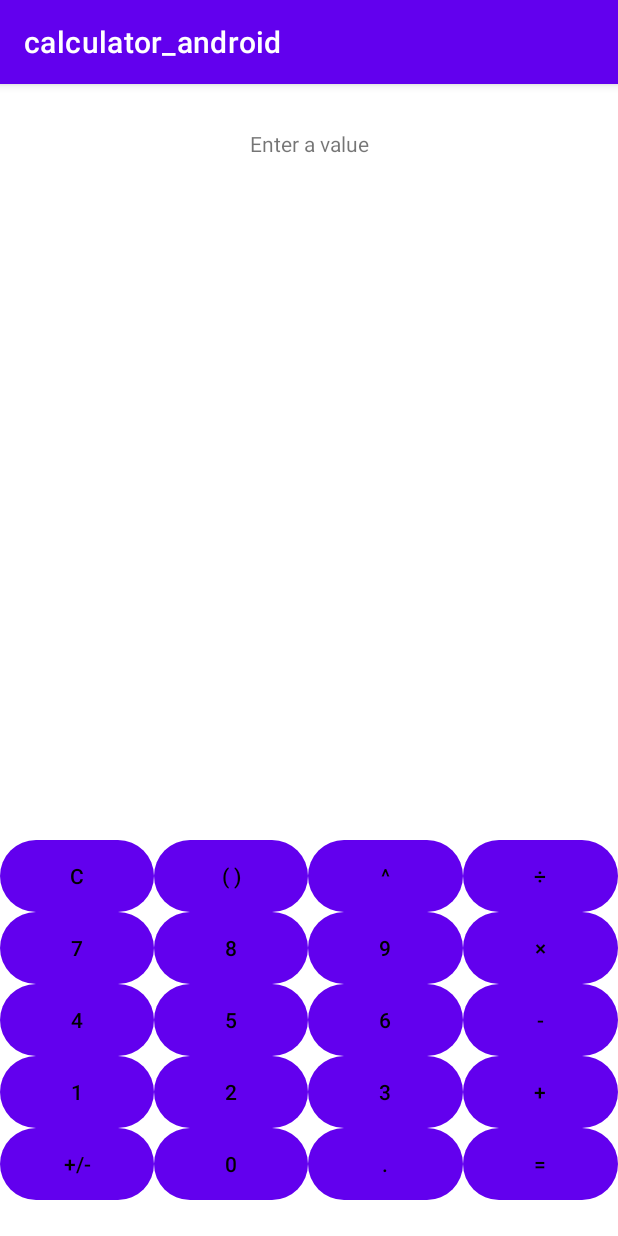
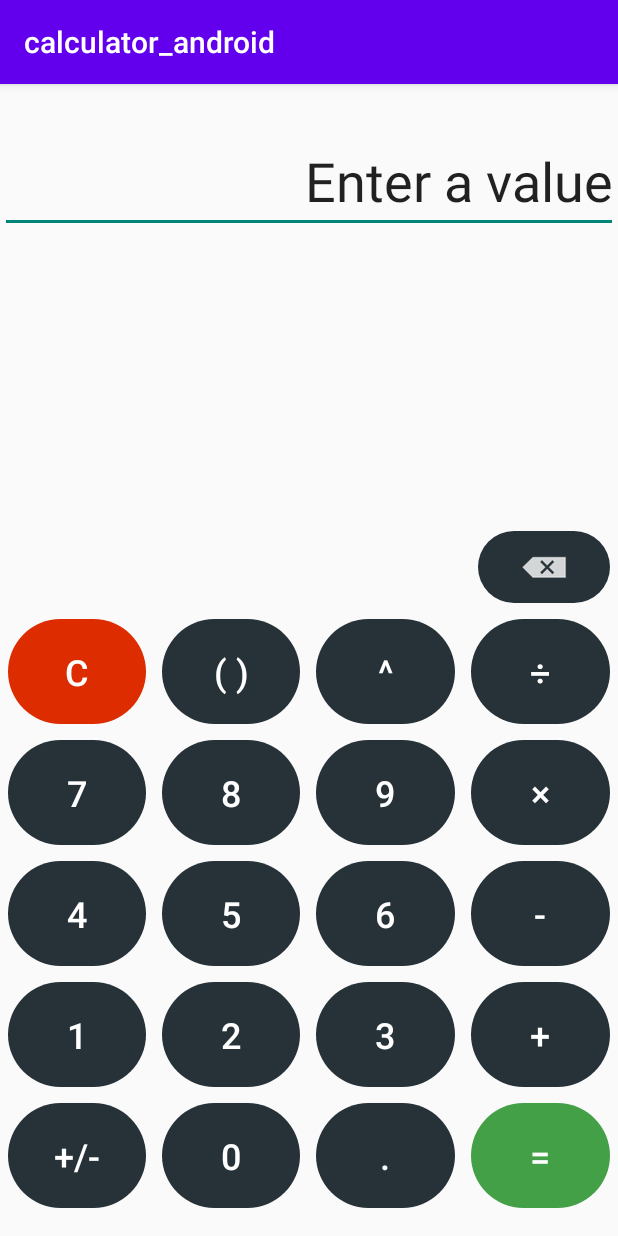
Before and after one commit to shubhamagrawal6/calculator_android, an Android app: the screen it shows after launch (MainActivity), on a phone screen of 412 x 824 dp. Run offline under Robolectric (Android 15) with nearby library versions, the phone set to English and light mode, and no system bars.

Commit message:
buttons and edittext refined

```diff
--- /dev/null
+++ b/app/src/main/res/drawable/backspace.xml
@@ -0,0 +1,9 @@
+<?xml version="1.0" encoding="utf-8"?>
+<selector xmlns:android="http://schemas.android.com/apk/res/android">
+
+    <item
+        android:drawable="@android:drawable/ic_input_delete"
+        android:width="40dp"
+        android:height="40dp" />
+
+</selector>
--- a/app/src/main/res/layout/activity_main.xml
+++ b/app/src/main/res/layout/activity_main.xml
@@ -6,26 +6,34 @@
     android:layout_height="match_parent"
     tools:context=".MainActivity">
 
-    <TextView
+    <EditText
         android:id="@+id/textView"
-        android:layout_width="wrap_content"
+        android:layout_width="0dp"
         android:layout_height="wrap_content"
         android:layout_marginTop="30dp"
+        android:autofillHints="false"
         android:text="@string/display"
         app:layout_constraintEnd_toEndOf="parent"
         app:layout_constraintStart_toStartOf="parent"
-        app:layout_constraintTop_toTopOf="parent" />
+        app:layout_constraintTop_toTopOf="parent"
+        android:inputType="none"
+        android:textSize="36sp"
+        android:textAlignment="textEnd"
+        tools:ignore="LabelsFor" />
 
-    <Button
+    <ImageButton
         android:id="@+id/backspaceBTN"
         style="@style/Widget.AppCompat.Button.Borderless"
         android:layout_width="wrap_content"
         android:layout_height="wrap_content"
-        android:text="@string/backspace"
+        android:background="@drawable/circle"
+        app:srcCompat="@drawable/backspace"
+        android:contentDescription="@string/backspace"
         app:layout_constraintBottom_toTopOf="@+id/tableLayout"
         app:layout_constraintEnd_toEndOf="parent"
         app:layout_constraintHorizontal_bias="1.0"
-        app:layout_constraintStart_toStartOf="parent" />
+        app:layout_constraintStart_toStartOf="parent"
+        android:layout_margin="5dp" />
 
     <TableLayout
         android:id="@+id/tableLayout"
@@ -43,37 +51,50 @@
                 android:id="@+id/clearBTN"
                 style="@style/Widget.AppCompat.Button.Borderless"
                 android:layout_width="0dp"
-                android:layout_height="wrap_content"
+                android:layout_height="70dp"
+                android:layout_margin="5dp"
                 android:layout_weight="1"
+                android:background="@drawable/circle"
                 android:text="@string/clear"
-                android:background="@drawable/circle" />
+                android:textColor="#FFFFFF"
+                android:textSize="24sp"
+                android:backgroundTint="#DD2C00"/>
 
             <Button
                 android:id="@+id/parenthesesBTN"
                 style="@style/Widget.AppCompat.Button.Borderless"
                 android:layout_width="0dp"
-                android:layout_height="wrap_content"
+                android:layout_height="70dp"
+                android:layout_margin="5dp"
                 android:layout_weight="1"
                 android:background="@drawable/circle"
-                android:text="@string/parentheses" />
+                android:text="@string/parentheses"
+                android:textColor="#FFFFFF"
+                android:textSize="24sp" />
 
             <Button
                 android:id="@+id/exponentBTN"
                 style="@style/Widget.AppCompat.Button.Borderless"
                 android:layout_width="0dp"
-                android:layout_height="wrap_content"
+                android:layout_height="70dp"
+                android:layout_margin="5dp"
                 android:layout_weight="1"
                 android:background="@drawable/circle"
-                android:text="@string/exponent" />
+                android:text="@string/exponent"
+                android:textColor="#FFFFFF"
+                android:textSize="24sp" />
 
             <Button
                 android:id="@+id/divideBTN"
                 style="@style/Widget.AppCompat.Button.Borderless"
                 android:layout_width="0dp"
-                android:layout_height="wrap_content"
+                android:layout_height="70dp"
+                android:layout_margin="5dp"
                 android:layout_weight="1"
                 android:background="@drawable/circle"
-                android:text="@string/divide" />
+                android:text="@string/divide"
+                android:textColor="#FFFFFF"
+                android:textSize="24sp" />
 
         </TableRow>
 
@@ -85,37 +106,49 @@
                 android:id="@+id/sevenBTN"
                 style="@style/Widget.AppCompat.Button.Borderless"
                 android:layout_width="0dp"
-                android:layout_height="wrap_content"
+                android:layout_height="70dp"
+                android:layout_margin="5dp"
                 android:layout_weight="1"
                 android:background="@drawable/circle"
-                android:text="@string/seven" />
+                android:text="@string/seven"
+                android:textColor="#FFFFFF"
+                android:textSize="24sp" />
 
             <Button
                 android:id="@+id/eightBTN"
                 style="@style/Widget.AppCompat.Button.Borderless"
                 android:layout_width="0dp"
-                android:layout_height="wrap_content"
+                android:layout_height="70dp"
+                android:layout_margin="5dp"
                 android:layout_weight="1"
                 android:background="@drawable/circle"
-                android:text="@string/eight" />
+                android:text="@string/eight"
+                android:textColor="#FFFFFF"
+                android:textSize="24sp" />
 
             <Button
                 android:id="@+id/nineBTN"
                 style="@style/Widget.AppCompat.Button.Borderless"
                 android:layout_width="0dp"
-                android:layout_height="wrap_content"
+                android:layout_height="70dp"
+                android:layout_margin="5dp"
                 android:layout_weight="1"
                 android:background="@drawable/circle"
-                android:text="@string/nine" />
+                android:text="@string/nine"
+                android:textColor="#FFFFFF"
+                android:textSize="24sp" />
 
             <Button
                 android:id="@+id/multiplyBTN"
                 style="@style/Widget.AppCompat.Button.Borderless"
                 android:layout_width="0dp"
-                android:layout_height="wrap_content"
+                android:layout_height="70dp"
+                android:layout_margin="5dp"
                 android:layout_weight="1"
                 android:background="@drawable/circle"
-                android:text="@string/multiply" />
+                android:text="@string/multiply"
+                android:textColor="#FFFFFF"
+                android:textSize="24sp" />
 
         </TableRow>
 
@@ -127,37 +160,49 @@
                 android:id="@+id/fourBTN"
                 style="@style/Widget.AppCompat.Button.Borderless"
                 android:layout_width="0dp"
-                android:layout_height="wrap_content"
+                android:layout_height="70dp"
+                android:layout_margin="5dp"
                 android:layout_weight="1"
                 android:background="@drawable/circle"
-                android:text="@string/four" />
+                android:text="@string/four"
+                android:textColor="#FFFFFF"
+                android:textSize="24sp" />
 
             <Button
                 android:id="@+id/fiveBTN"
                 style="@style/Widget.AppCompat.Button.Borderless"
                 android:layout_width="0dp"
-                android:layout_height="wrap_content"
+                android:layout_height="70dp"
+                android:layout_margin="5dp"
                 android:layout_weight="1"
                 android:background="@drawable/circle"
-                android:text="@string/five" />
+                android:text="@string/five"
+                android:textColor="#FFFFFF"
+                android:textSize="24sp" />
 
             <Button
                 android:id="@+id/sixBTN"
                 style="@style/Widget.AppCompat.Button.Borderless"
                 android:layout_width="0dp"
-                android:layout_height="wrap_content"
+                android:layout_height="70dp"
+                android:layout_margin="5dp"
                 android:layout_weight="1"
                 android:background="@drawable/circle"
-                android:text="@string/six" />
+                android:text="@string/six"
+                android:textColor="#FFFFFF"
+                android:textSize="24sp" />
 
             <Button
                 android:id="@+id/subtractBTN"
                 style="@style/Widget.AppCompat.Button.Borderless"
                 android:layout_width="0dp"
-                android:layout_height="wrap_content"
+                android:layout_height="70dp"
+                android:layout_margin="5dp"
                 android:layout_weight="1"
                 android:background="@drawable/circle"
-                android:text="@string/subtract" />
+                android:text="@string/subtract"
+                android:textColor="#FFFFFF"
+                android:textSize="24sp" />
 
         </TableRow>
 
@@ -169,37 +214,49 @@
                 android:id="@+id/oneBTN"
                 style="@style/Widget.AppCompat.Button.Borderless"
                 android:layout_width="0dp"
-                android:layout_height="wrap_content"
+                android:layout_height="70dp"
+                android:layout_margin="5dp"
                 android:layout_weight="1"
                 android:background="@drawable/circle"
-                android:text="@string/one" />
+                android:text="@string/one"
+                android:textColor="#FFFFFF"
+                android:textSize="24sp" />
 
             <Button
                 android:id="@+id/twoBTN"
                 style="@style/Widget.AppCompat.Button.Borderless"
                 android:layout_width="0dp"
-                android:layout_height="wrap_content"
+                android:layout_height="70dp"
+                android:layout_margin="5dp"
                 android:layout_weight="1"
                 android:background="@drawable/circle"
-                android:text="@string/two" />
+                android:text="@string/two"
+                android:textColor="#FFFFFF"
+                android:textSize="24sp" />
 
             <Button
                 android:id="@+id/threeBTN"
                 style="@style/Widget.AppCompat.Button.Borderless"
                 android:layout_width="0dp"
-                android:layout_height="wrap_content"
+                android:layout_height="70dp"
+                android:layout_margin="5dp"
                 android:layout_weight="1"
                 android:background="@drawable/circle"
-                android:text="@string/three" />
+                android:text="@string/three"
+                android:textColor="#FFFFFF"
+                android:textSize="24sp" />
 
             <Button
                 android:id="@+id/addBTN"
                 style="@style/Widget.AppCompat.Button.Borderless"
                 android:layout_width="0dp"
-                android:layout_height="wrap_content"
+                android:layout_height="70dp"
+                android:layout_margin="5dp"
                 android:layout_weight="1"
                 android:background="@drawable/circle"
-                android:text="@string/add" />
+                android:text="@string/add"
+                android:textColor="#FFFFFF"
+                android:textSize="24sp" />
 
         </TableRow>
 
@@ -211,37 +268,50 @@
                 android:id="@+id/plusMinusBTN"
                 style="@style/Widget.AppCompat.Button.Borderless"
                 android:layout_width="0dp"
-                android:layout_height="wrap_content"
+                android:layout_height="70dp"
+                android:layout_margin="5dp"
                 android:layout_weight="1"
                 android:background="@drawable/circle"
-                android:text="@string/plusMinus" />
+                android:text="@string/plusMinus"
+                android:textColor="#FFFFFF"
+                android:textSize="24sp" />
 
             <Button
                 android:id="@+id/zeroBTN"
                 style="@style/Widget.AppCompat.Button.Borderless"
                 android:layout_width="0dp"
-                android:layout_height="wrap_content"
+                android:layout_height="70dp"
+                android:layout_margin="5dp"
                 android:layout_weight="1"
                 android:background="@drawable/circle"
-                android:text="@string/zero" />
+                android:text="@string/zero"
+                android:textColor="#FFFFFF"
+                android:textSize="24sp" />
 
             <Button
                 android:id="@+id/pointBTN"
                 style="@style/Widget.AppCompat.Button.Borderless"
                 android:layout_width="0dp"
-                android:layout_height="wrap_content"
+                android:layout_height="70dp"
+                android:layout_margin="5dp"
                 android:layout_weight="1"
                 android:background="@drawable/circle"
-                android:text="@string/point" />
+                android:text="@string/point"
+                android:textColor="#FFFFFF"
+                android:textSize="24sp" />
 
             <Button
                 android:id="@+id/equalsBTN"
                 style="@style/Widget.AppCompat.Button.Borderless"
                 android:layout_width="0dp"
-                android:layout_height="wrap_content"
+                android:layout_height="70dp"
+                android:layout_margin="5dp"
                 android:layout_weight="1"
                 android:background="@drawable/circle"
-                android:text="@string/equals" />
+                android:text="@string/equals"
+                android:textColor="#FFFFFF"
+                android:textSize="24sp"
+                android:backgroundTint="#43A047"/>
 
         </TableRow>
 
--- a/app/src/main/res/values-night/themes.xml
+++ b/app/src/main/res/values-night/themes.xml
@@ -1,6 +1,6 @@
 <resources xmlns:tools="http://schemas.android.com/tools">
     <!-- Base application theme. -->
-    <style name="Theme.Calculator_android" parent="Theme.MaterialComponents.DayNight.DarkActionBar">
+    <style name="Theme.Calculator_android" parent="Theme.AppCompat.Light.DarkActionBar">
         <!-- Primary brand color. -->
         <item name="colorPrimary">@color/purple_200</item>
         <item name="colorPrimaryVariant">@color/purple_700</item>
--- a/app/src/main/res/values/themes.xml
+++ b/app/src/main/res/values/themes.xml
@@ -1,6 +1,6 @@
 <resources xmlns:tools="http://schemas.android.com/tools">
     <!-- Base application theme. -->
-    <style name="Theme.Calculator_android" parent="Theme.MaterialComponents.DayNight.DarkActionBar">
+    <style name="Theme.Calculator_android" parent="Theme.AppCompat.Light.DarkActionBar">
         <!-- Primary brand color. -->
         <item name="colorPrimary">@color/purple_500</item>
         <item name="colorPrimaryVariant">@color/purple_700</item>
```
